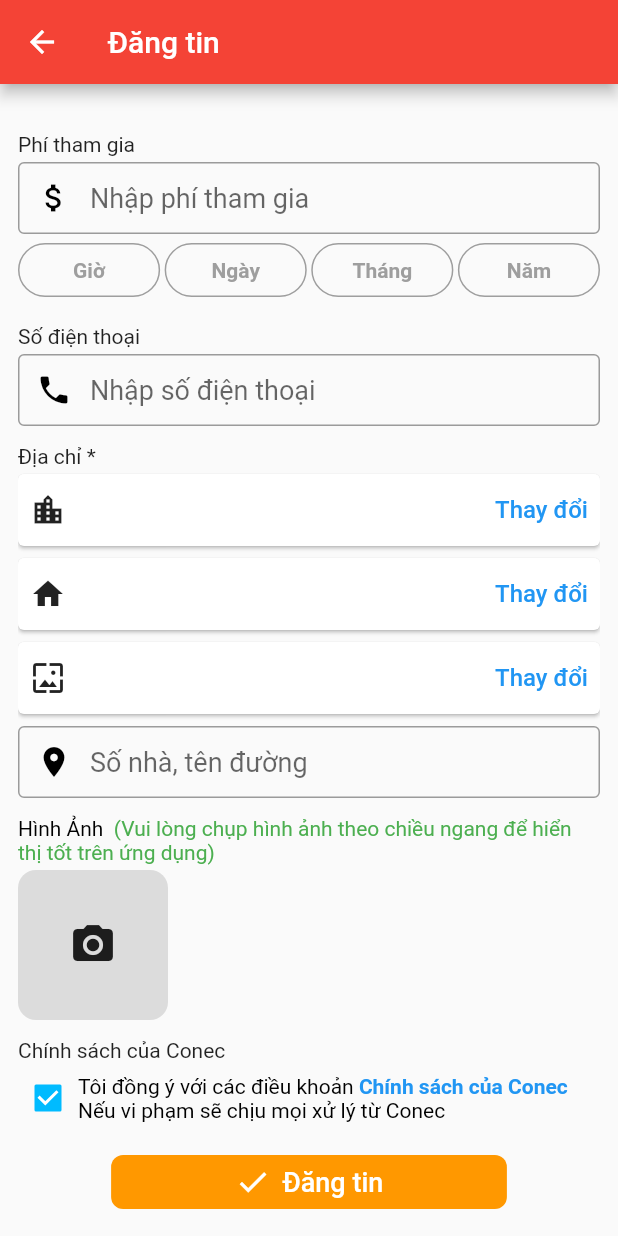
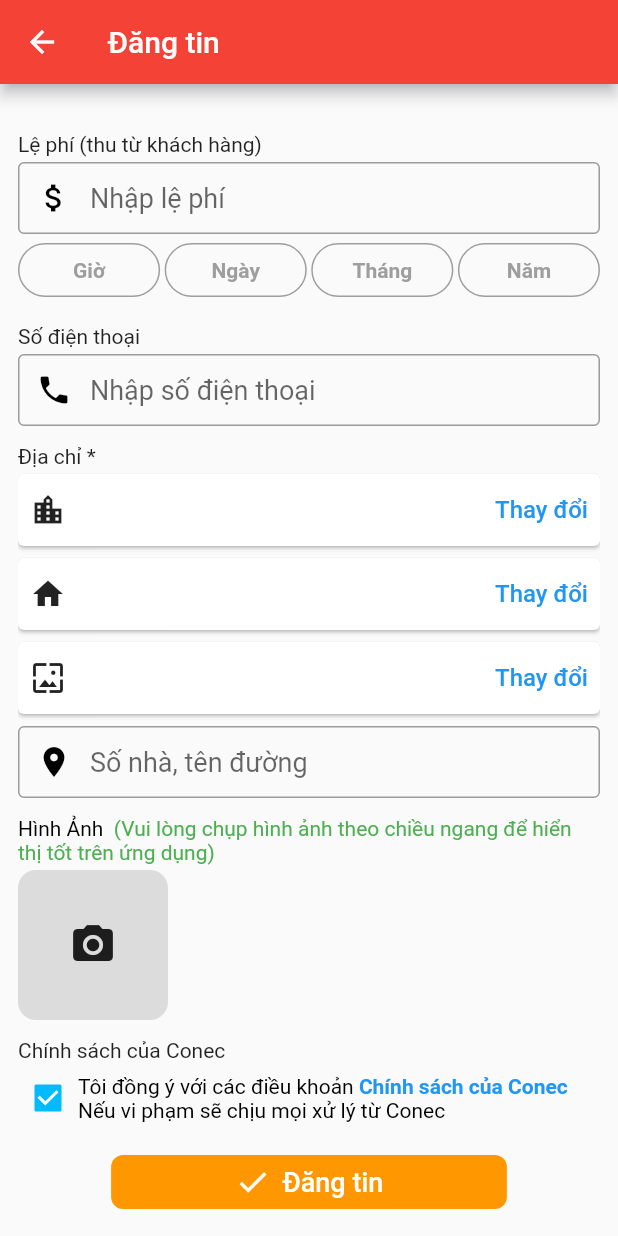
Before and after one commit to uyit14/flutter_conec, a Flutter app: the PostActionPage screen opened by its route, scrolled down 384 dp, on a phone screen of 412 x 824 dp. Run offline on Flutter 3.47's test engine with Material 2 defaults, Android fonts, the phone set to English and light mode, and no system bars; our stand-ins replace badges, cached_network_image, carousel_slider, chips_choice, file_picker, firebase_analytics and 16 more; missing offline and left inert: flutter_absolute_path, flutter_facebook_login, flutter_zalo_login, geocoder, multi_image_picker, new_version and 5 more; accounts and stored records are empty; network calls fail.

Commit message:
update ui

```diff
--- a/lib/common/app_theme.dart
+++ b/lib/common/app_theme.dart
@@ -10,6 +10,8 @@ class AppTheme {
       TextStyle(color: Colors.blue, fontSize: 14, fontWeight: FontWeight.w300);
   static final TextStyle profileInfo =
       TextStyle(color: Colors.black, fontSize: 17, fontWeight: FontWeight.w400);
+  static final TextStyle noteType =
+  TextStyle(color: Colors.grey, fontSize: 12, fontWeight: FontWeight.w400);
 //  static TextStyle changeTextStyle =
 //      TextStyle(fontWeight: FontWeight.w500, fontSize: 16, color: Colors.blue);
 
--- a/lib/common/helper.dart
+++ b/lib/common/helper.dart
@@ -659,6 +659,10 @@ class Helper {
     }
   }
 
+  static String storeNote = "Bạn nên đăng ảnh đa dạng sản phẩm để có nhiều khách hàng hơn";
+  static String trainerNote = "Bạn đăng ảnh CMND/CCCD, Bằng cấp, Thành tích và ít nhất 03 ảnh huấn luyện cùng học viên của bạn";
+  static String clubNote = "Bạn đăng ảnh giấy phép kinh doanh, giấy phép hoạt động hoặc các giấy phép có liên quan và hình ảnh thực câu lạc bộ của bạn";
+
   static bool statusRequest(String value) {
     if (value == statusList[0]) return true;
     return false;
--- a/lib/partner_module/ui/member/complete_update_payment.dart
+++ b/lib/partner_module/ui/member/complete_update_payment.dart
@@ -73,7 +73,8 @@ class _CompleteUpdatePaymentState extends State<CompleteUpdatePayment> {
       appBar: AppBar(title: Text(_disableView ? "Thánh toán" : "Chỉnh sửa")),
       body: Stack(
         children: [
-          Container(
+          SingleChildScrollView(
+            child: Container(
               margin: EdgeInsets.symmetric(horizontal: 12, vertical: 8),
               child: Column(
                 crossAxisAlignment: CrossAxisAlignment.start,
@@ -204,6 +205,7 @@ class _CompleteUpdatePaymentState extends State<CompleteUpdatePayment> {
                 ],
               ),
             ),
+          ),
           _isLoading ? UILoadingOpacity() : Container()
         ],
       ),
--- a/lib/partner_module/ui/member/search_member_page.dart
+++ b/lib/partner_module/ui/member/search_member_page.dart
@@ -36,10 +36,9 @@ class _SearchMemberPageState extends State<SearchMemberPage> {
                 child: TextFormField(
                   maxLines: 1,
                   onChanged: (value) {
-                    Timer(const Duration(seconds: 1), () {
+                    Timer(const Duration(milliseconds: 1000), () {
                       _memberBloc.requestSearchMember(value);
                     });
-
                   },
                   onFieldSubmitted: (value) {
                     //_memberBloc.requestSearchMember(value);
--- a/lib/ui/authen/pages/login_page.dart
+++ b/lib/ui/authen/pages/login_page.dart
@@ -271,7 +271,7 @@ class _LoginPageState extends State<LoginPage> {
                       keyboardType: TextInputType.emailAddress,
                       style: TextStyle(fontSize: 18),
                       decoration: InputDecoration(
-                          hintText: 'Nhập tài khoản / số điện thoại của bạn',
+                          hintText: 'Nhập số điện thoại',
                           errorText:
                               _emailValidate ? "Tài khoản không hợp lệ" : null,
                           enabledBorder: const OutlineInputBorder(
@@ -282,7 +282,7 @@ class _LoginPageState extends State<LoginPage> {
                                   BorderSide(color: Colors.green, width: 1)),
                           contentPadding: EdgeInsets.only(left: 8),
                           suffixIcon: Icon(
-                            Icons.email,
+                            Icons.phone_android,
                             color: Colors.black,
                           ),
                           border: const OutlineInputBorder()),
@@ -298,7 +298,7 @@ class _LoginPageState extends State<LoginPage> {
                       style: TextStyle(fontSize: 18),
                       obscureText: _showPass ? false : true,
                       decoration: InputDecoration(
-                          hintText: 'Nhập mật khẩu của bạn',
+                          hintText: 'Nhập mật khẩu',
                           errorText: _passWordValidate
                               ? "Mật khẩu phải lớn hơn 5 kí tự"
                               : null,
--- a/lib/ui/authen/pages/register_page.dart
+++ b/lib/ui/authen/pages/register_page.dart
@@ -234,9 +234,9 @@ class _RegisterPageState extends State<RegisterPage> {
                         _emailFocusNode.requestFocus();
                       },
                       decoration: InputDecoration(
-                          hintText: 'Tên đăng nhập / Số điện thoại',
+                          hintText: 'Số điện thoại',
                           errorText: _userNameValidate
-                              ? "Tên đăng nhập không hợp lệ"
+                              ? "Số điện thoại không hợp lệ"
                               : null,
                           focusedBorder: const OutlineInputBorder(
                               borderSide:
--- a/lib/ui/mypost/pages/edit_mypost_page.dart
+++ b/lib/ui/mypost/pages/edit_mypost_page.dart
@@ -593,7 +593,7 @@ class _EditMyPostPageState extends State<EditMyPostPage> {
                             children: [
                               Text(_currentSelectedIndex == 7
                                   ? "Giá"
-                                  : "Phí tham gia"),
+                                  : "Lệ phí (thu từ khách hàng)"),
                               TextFormField(
                                 maxLines: 1,
                                 keyboardType: TextInputType.number,
@@ -603,7 +603,7 @@ class _EditMyPostPageState extends State<EditMyPostPage> {
                                 decoration: InputDecoration(
                                     hintText: _currentSelectedIndex == 7
                                         ? "Nhập giá"
-                                        : 'Nhập phí tham gia',
+                                        : 'Nhập lệ phí',
                                     focusedBorder: const OutlineInputBorder(
                                         borderSide: BorderSide(
                                             color: Colors.green, width: 1)),
--- a/lib/ui/mypost/pages/post_action_page.dart
+++ b/lib/ui/mypost/pages/post_action_page.dart
@@ -468,7 +468,7 @@ class _PostActionPageState extends State<PostActionPage> {
                             children: [
                               Text(_currentSelectedIndex == 7
                                   ? "Giá"
-                                  : "Phí tham gia"),
+                                  : "Lệ phí (thu từ khách hàng)"),
                               SizedBox(height: 4),
                               TextFormField(
                                 maxLines: 1,
@@ -479,7 +479,7 @@ class _PostActionPageState extends State<PostActionPage> {
                                 decoration: InputDecoration(
                                     hintText: _currentSelectedIndex == 7
                                         ? "Nhập giá"
-                                        : 'Nhập phí tham gia',
+                                        : 'Nhập lệ phí',
                                     focusedBorder: const OutlineInputBorder(
                                         borderSide: BorderSide(
                                             color: Colors.green, width: 1)),
```
Also changed, not shown: lib/ui/conec_home_page.dart (+36 -12 lines), lib/ui/home/pages/items_by_category_page.dart (+34 -34 lines), lib/ui/profile/pages/edit_profile_page.dart (+39 -1 lines). Lines whose indentation alone changed are shown as unchanged.
